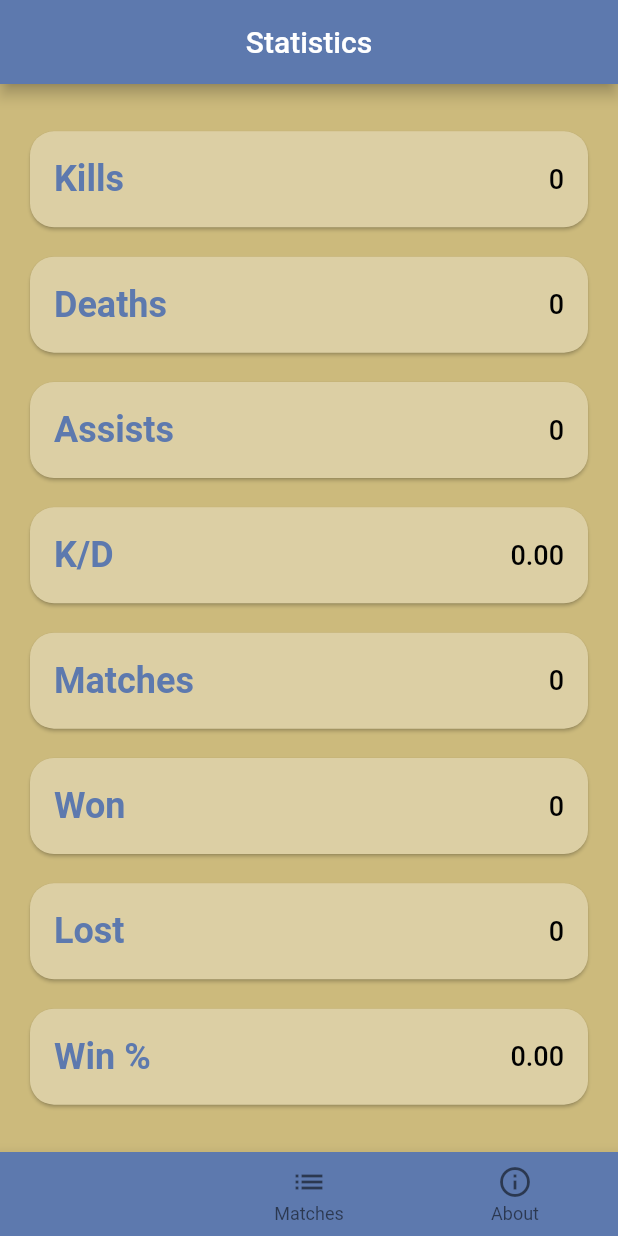
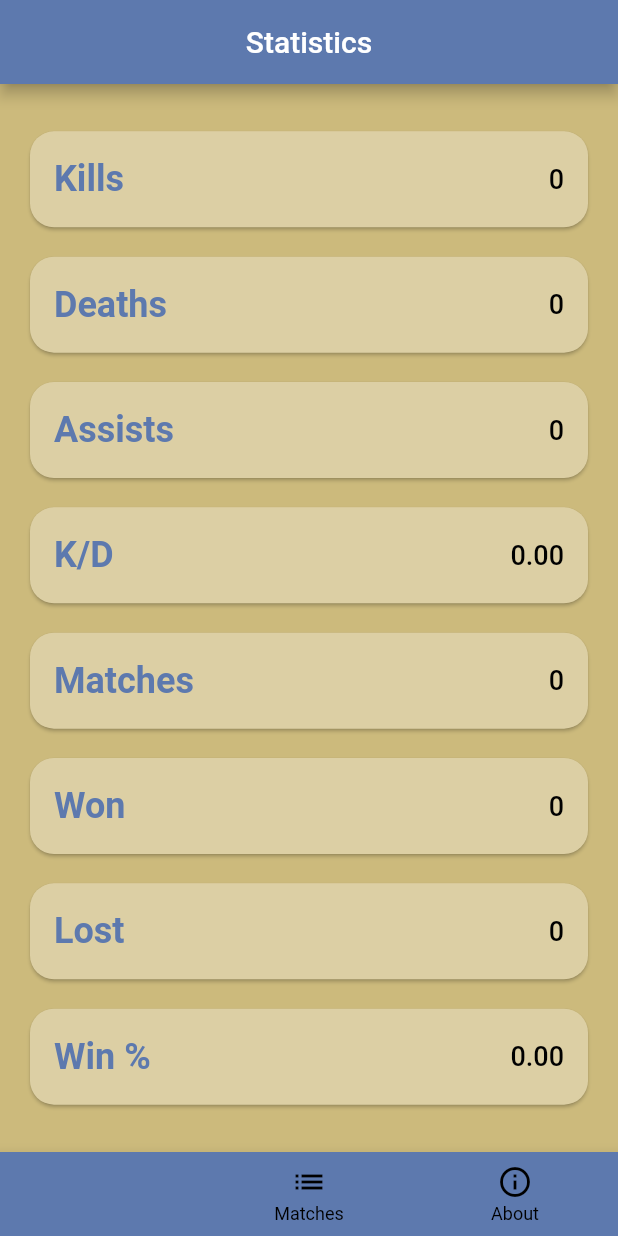
Before and after one commit to siposbi/csgo_tracker, a Flutter app: the screen it shows once a user with an empty profile is signed in, on a phone screen of 412 x 824 dp. Run offline on Flutter 3.47's test engine with Material 2 defaults, Android fonts, the phone set to English and light mode, and no system bars; our stand-ins replace cloud_firestore, firebase_auth, firebase_core, google_sign_in; accounts and stored records are empty.

```diff
--- a/lib/pages/tabs_page.dart
+++ b/lib/pages/tabs_page.dart
@@ -27,6 +27,7 @@ class _TabsPageState extends State<TabsPage> {
         data: Theme.of(context).copyWith(
           canvasColor: CustomColors.PRIMARY_COLOR,
           primaryColor: Colors.white,
+          unselectedWidgetColor: Colors.black,
         ), //
         child: BottomNavigationBar(
           currentIndex: _currentIndex,
```
Also changed, not shown: lib/pages/matches_page.dart (+13 -7 lines).
